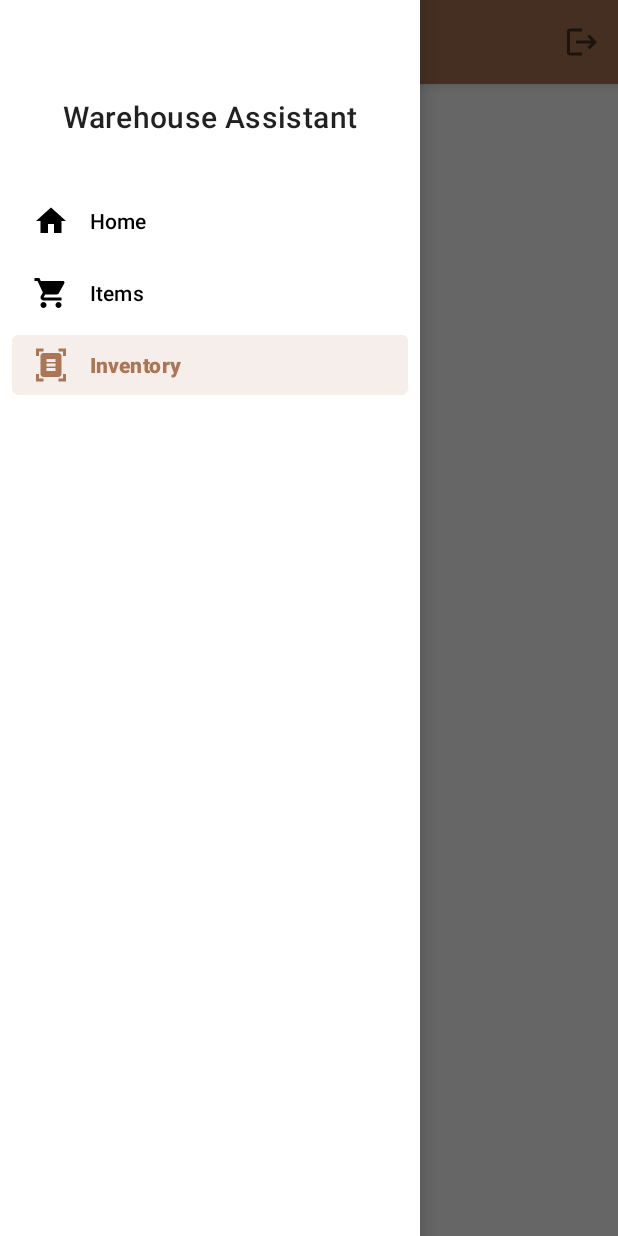
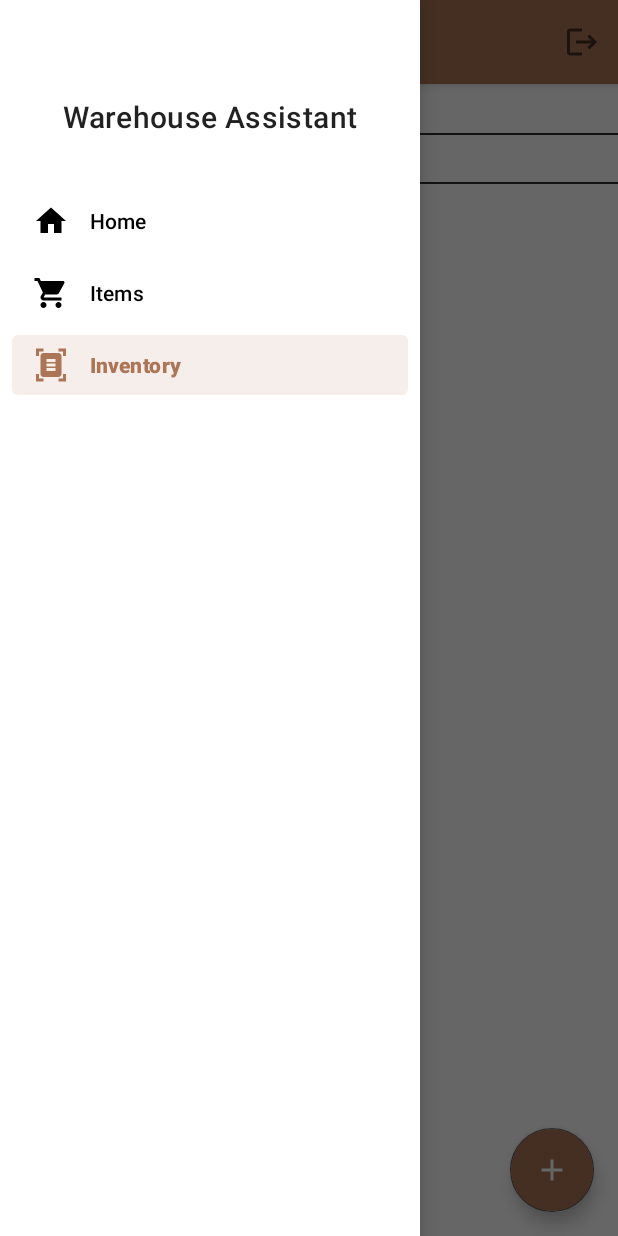
Before and after one commit to Sokols/WarehouseAssistant_AndroidApp, an Android app: the InventoryFragment screen opened through its navigation route, with the side drawer open, on a phone screen of 412 x 824 dp. Run offline under Robolectric (Android 15) with nearby library versions, the phone set to English and light mode, and no system bars; our stand-ins replace Dagger/Hilt's generated code, Firebase (no records; nobody signed in at launch, a user with empty details on screens opened directly), data binding, navigation-ui.

Commit message:
Added inventory MVVM stuff

```diff
--- a/app/src/main/java/pl/sokols/warehouseassistant/data/models/Item.kt
+++ b/app/src/main/java/pl/sokols/warehouseassistant/data/models/Item.kt
@@ -4,8 +4,8 @@ import com.google.firebase.database.Exclude
 
 data class Item(
     var name: String = "",
-    var price: Float = 0.0f,
-    var amount: Int = 0
+    var price: Float = 1.0f,
+    var amount: Int = 1
 ) {
 
     @get:Exclude
--- a/app/src/main/java/pl/sokols/warehouseassistant/ui/main/inventory/InventoryFragment.kt
+++ b/app/src/main/java/pl/sokols/warehouseassistant/ui/main/inventory/InventoryFragment.kt
@@ -4,22 +4,52 @@ import android.os.Bundle
 import android.view.LayoutInflater
 import android.view.View
 import android.view.ViewGroup
+import androidx.core.content.res.ResourcesCompat
 import androidx.fragment.app.Fragment
 import androidx.fragment.app.viewModels
 import dagger.hilt.android.AndroidEntryPoint
+import pl.sokols.warehouseassistant.R
 import pl.sokols.warehouseassistant.databinding.InventoryFragmentBinding
+import pl.sokols.warehouseassistant.ui.main.inventory.adapters.InventoryListAdapter
+import pl.sokols.warehouseassistant.utils.DividerItemDecorator
+import pl.sokols.warehouseassistant.utils.OnItemClickListener
 
 @AndroidEntryPoint
 class InventoryFragment : Fragment() {
 
     private val viewModel: InventoryViewModel by viewModels()
     private lateinit var binding: InventoryFragmentBinding
+    private lateinit var recyclerViewAdapter: InventoryListAdapter
 
     override fun onCreateView(
         inflater: LayoutInflater, container: ViewGroup?,
         savedInstanceState: Bundle?
     ): View {
         binding = InventoryFragmentBinding.inflate(inflater, container, false)
+        setComponents()
         return binding.root
     }
+
+    private fun setComponents() {
+        recyclerViewAdapter = InventoryListAdapter(mainListener)
+        viewModel.getInventories().observe(viewLifecycleOwner, {
+            recyclerViewAdapter.submitList(it)
+        })
+        binding.inventoriesRecyclerView.adapter = recyclerViewAdapter
+        binding.inventoriesRecyclerView.addItemDecoration(
+            DividerItemDecorator(
+                ResourcesCompat.getDrawable(
+                    resources,
+                    R.drawable.divider,
+                    null
+                )!!
+            )
+        )
+    }
+
+    private val mainListener = object : OnItemClickListener {
+        override fun onItemClickListener(item: Any) {
+            // TODO: Finish it.
+        }
+    }
 }
--- a/app/src/main/java/pl/sokols/warehouseassistant/ui/main/inventory/InventoryViewModel.kt
+++ b/app/src/main/java/pl/sokols/warehouseassistant/ui/main/inventory/InventoryViewModel.kt
@@ -1,13 +1,18 @@
 package pl.sokols.warehouseassistant.ui.main.inventory
 
+import androidx.lifecycle.MutableLiveData
 import androidx.lifecycle.ViewModel
 import dagger.hilt.android.lifecycle.HiltViewModel
-import pl.sokols.warehouseassistant.data.repositories.ItemRepository
+import pl.sokols.warehouseassistant.data.models.Inventory
+import pl.sokols.warehouseassistant.data.repositories.InventoryRepository
 import javax.inject.Inject
 
 @HiltViewModel
 class InventoryViewModel @Inject constructor(
-    private val itemRepository: ItemRepository
+    private val inventoryRepository: InventoryRepository
 ) : ViewModel() {
 
+    fun getInventories(): MutableLiveData<List<Inventory>> = inventoryRepository.inventories
+
+    private fun getInventoryById(id: String): Inventory? = inventoryRepository.getInventoryById(id)
 }
--- /dev/null
+++ b/app/src/main/java/pl/sokols/warehouseassistant/ui/main/inventory/adapters/InventoryListAdapter.kt
@@ -0,0 +1,42 @@
+package pl.sokols.warehouseassistant.ui.main.inventory.adapters
+
+import android.view.LayoutInflater
+import android.view.ViewGroup
+import androidx.recyclerview.widget.ListAdapter
+import androidx.recyclerview.widget.RecyclerView
+import pl.sokols.warehouseassistant.data.models.Inventory
+import pl.sokols.warehouseassistant.databinding.InventoryItemBinding
+import pl.sokols.warehouseassistant.utils.ItemDiffCallback
+import pl.sokols.warehouseassistant.utils.OnItemClickListener
+
+class InventoryListAdapter(
+    private val mainListener: OnItemClickListener
+) : ListAdapter<Any, InventoryListAdapter.InventoryListViewHolder>(ItemDiffCallback) {
+
+    inner class InventoryListViewHolder(
+        private val binding: InventoryItemBinding
+    ) : RecyclerView.ViewHolder(binding.root) {
+
+        fun bind(inventory: Inventory, mainListener: OnItemClickListener) {
+            binding.inventory = inventory
+            binding.itemLayout.setOnClickListener {
+                mainListener.onItemClickListener(inventory)
+            }
+        }
+    }
+
+    override fun onCreateViewHolder(
+        parent: ViewGroup,
+        viewType: Int
+    ): InventoryListViewHolder = InventoryListViewHolder(
+        InventoryItemBinding.inflate(
+            LayoutInflater.from(parent.context),
+            parent,
+            false
+        )
+    )
+
+    override fun onBindViewHolder(holder: InventoryListViewHolder, position: Int) {
+        holder.bind(getItem(position) as Inventory, mainListener)
+    }
+}
--- a/app/src/main/java/pl/sokols/warehouseassistant/ui/main/items/ItemsFragment.kt
+++ b/app/src/main/java/pl/sokols/warehouseassistant/ui/main/items/ItemsFragment.kt
@@ -92,12 +92,12 @@ class ItemsFragment : Fragment() {
     private fun addSwipeToDelete() {
         ItemTouchHelper(object : SwipeHelper(ItemTouchHelper.RIGHT) {
             override fun onSwiped(viewHolder: RecyclerView.ViewHolder, direction: Int) {
-                val deletedItem: Item = recyclerViewAdapter.currentList[viewHolder.adapterPosition]
+                val deletedItem: Item = recyclerViewAdapter.currentList[viewHolder.adapterPosition] as Item
                 viewModel.deleteItem(deletedItem)
 
                 Snackbar
                     .make(requireView(), getString(R.string.deleted), Snackbar.LENGTH_SHORT)
-                    .setAction(getString(R.string.undo)) { viewModel.addItem(deletedItem) }
+                    .setAction(getString(R.string.undo)) { viewModel.updateItem(deletedItem) }
                     .show()
             }
         }).attachToRecyclerView(binding.itemsRecyclerView)
--- a/app/src/main/java/pl/sokols/warehouseassistant/ui/main/items/ItemsViewModel.kt
+++ b/app/src/main/java/pl/sokols/warehouseassistant/ui/main/items/ItemsViewModel.kt
@@ -24,7 +24,7 @@ class ItemsViewModel @Inject constructor(
         this.payload = payload
     }
 
-    fun getItems(): MutableLiveData<List<Item>> = itemRepository.getItems()
+    fun getItems(): MutableLiveData<List<Item>> = itemRepository.items
 
     private fun getItemById(id: String): Item? = itemRepository.getItemById(id)
 
--- a/app/src/main/java/pl/sokols/warehouseassistant/ui/main/items/adapters/ItemListAdapter.kt
+++ b/app/src/main/java/pl/sokols/warehouseassistant/ui/main/items/adapters/ItemListAdapter.kt
@@ -12,7 +12,7 @@ import pl.sokols.warehouseassistant.utils.OnItemClickListener
 class ItemListAdapter(
     private val mainListener: OnItemClickListener,
     private val nfcListener: OnItemClickListener
-) : ListAdapter<Item, ItemListAdapter.ItemListViewHolder>(ItemDiffCallback) {
+) : ListAdapter<Any, ItemListAdapter.ItemListViewHolder>(ItemDiffCallback) {
 
     inner class ItemListViewHolder(
         private val binding: ItemBinding
@@ -42,6 +42,6 @@ class ItemListAdapter(
     )
 
     override fun onBindViewHolder(holder: ItemListViewHolder, position: Int) {
-        holder.bind(getItem(position), mainListener, nfcListener)
+        holder.bind(getItem(position) as Item, mainListener, nfcListener)
     }
 }
--- a/app/src/main/res/layout/inventory_fragment.xml
+++ b/app/src/main/res/layout/inventory_fragment.xml
@@ -1,13 +1,42 @@
 <?xml version="1.0" encoding="utf-8"?>
-<FrameLayout xmlns:android="http://schemas.android.com/apk/res/android"
+<layout xmlns:android="http://schemas.android.com/apk/res/android"
+    xmlns:app="http://schemas.android.com/apk/res-auto"
     xmlns:tools="http://schemas.android.com/tools"
-    android:layout_width="match_parent"
-    android:layout_height="match_parent"
     tools:context=".ui.main.inventory.InventoryFragment">
 
-    <TextView
+    <androidx.constraintlayout.widget.ConstraintLayout
+        android:id="@+id/inventoryLayout"
         android:layout_width="match_parent"
-        android:layout_height="match_parent"
-        android:text="Hello" />
+        android:layout_height="match_parent">
 
-</FrameLayout>
+        <androidx.recyclerview.widget.RecyclerView
+            android:id="@+id/inventoriesRecyclerView"
+            android:layout_width="match_parent"
+            android:layout_height="0dp"
+            android:clipToPadding="false"
+            android:fillViewport="true"
+            android:scrollbars="none"
+            app:layoutManager="androidx.recyclerview.widget.GridLayoutManager"
+            app:layout_constraintBottom_toBottomOf="parent"
+            app:layout_constraintEnd_toEndOf="parent"
+            app:layout_constraintStart_toStartOf="parent"
+            app:layout_constraintTop_toTopOf="parent"
+            tools:listitem="@layout/inventory_item" />
+
+        <com.google.android.material.floatingactionbutton.FloatingActionButton
+            android:id="@+id/startInventoryButton"
+            android:layout_width="wrap_content"
+            android:layout_height="wrap_content"
+            android:layout_margin="@dimen/default_padding"
+            android:backgroundTint="?attr/colorPrimary"
+            android:contentDescription="@string/fab_content_desc"
+            app:layout_constraintBottom_toBottomOf="parent"
+            app:layout_constraintEnd_toEndOf="parent"
+            app:layout_constraintHorizontal_bias="1.0"
+            app:layout_constraintStart_toStartOf="parent"
+            app:layout_constraintTop_toTopOf="parent"
+            app:layout_constraintVertical_bias="1.0"
+            app:srcCompat="@drawable/ic_baseline_add_24"
+            app:tint="@color/white" />
+    </androidx.constraintlayout.widget.ConstraintLayout>
+</layout>
--- a/app/src/main/res/layout/item.xml
+++ b/app/src/main/res/layout/item.xml
@@ -1,6 +1,5 @@
 <?xml version="1.0" encoding="utf-8"?>
-<layout xmlns:tools="http://schemas.android.com/tools"
-    xmlns:android="http://schemas.android.com/apk/res/android"
+<layout xmlns:android="http://schemas.android.com/apk/res/android"
     xmlns:app="http://schemas.android.com/apk/res-auto">
 
     <data>
```
Also changed, not shown: app/src/main/java/pl/sokols/warehouseassistant/data/models/Inventory.kt (added, +8 -0 lines), app/src/main/java/pl/sokols/warehouseassistant/data/repositories/InventoryRepository.kt (added, +67 -0 lines), app/src/main/java/pl/sokols/warehouseassistant/data/repositories/ItemRepository.kt (+11 -23 lines), app/src/main/java/pl/sokols/warehouseassistant/services/DatabaseService.kt (added, +22 -0 lines), app/src/main/java/pl/sokols/warehouseassistant/utils/ItemDiffCallback.kt (+18 -5 lines), app/src/main/res/layout/inventory_item.xml (added, +33 -0 lines).
